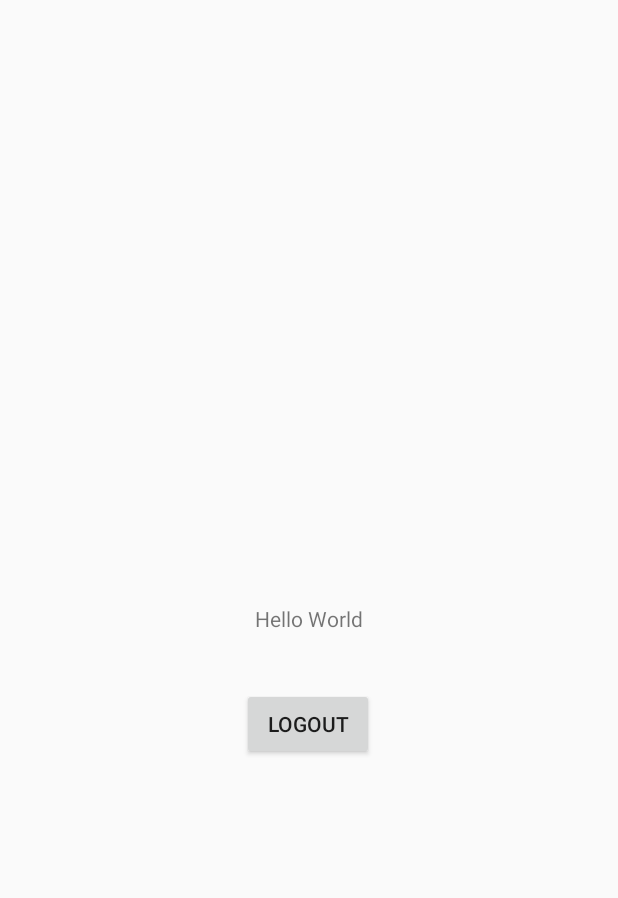
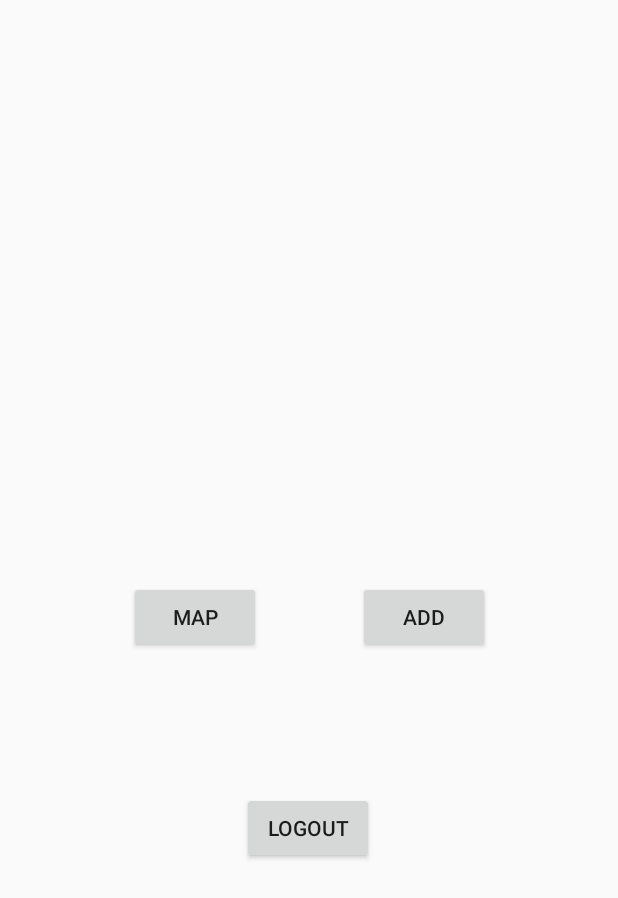
Before and after one commit to aronchung7/NeedToGo, an Android app: the layout activity_main_page.xml on its own in the app's theme, with its tools: preview values and no code run, on a phone screen of 412 x 824 dp. Shown: the top 898 px of the screen. Run offline under Robolectric (Android 15) with nearby library versions, the light colour scheme and no system bars.

Commit message:
User is able to store data of washrooms.

```diff
--- a/app/build.gradle
+++ b/app/build.gradle
@@ -30,9 +30,10 @@ dependencies {
     implementation 'com.android.support:multidex:1.0.3'
     implementation 'androidx.constraintlayout:constraintlayout:2.0.4'
     implementation platform('com.google.firebase:firebase-bom:26.0.0')
-    implementation 'com.google.firebase:firebase-firestore:21.4.0'
+    implementation 'com.google.firebase:firebase-firestore:22.0.0'
     implementation 'com.google.firebase:firebase-analytics:17.2.2'
     implementation 'com.google.firebase:firebase-auth:19.2.0'
+    implementation 'com.google.android.gms:play-services-basement:17.4.0'
     implementation 'com.google.android.gms:play-services-maps:17.0.0'
     implementation 'com.google.android.gms:play-services-location:17.1.0'
     testImplementation 'junit:junit:4.12'
--- a/app/src/main/AndroidManifest.xml
+++ b/app/src/main/AndroidManifest.xml
@@ -1,7 +1,6 @@
 <?xml version="1.0" encoding="utf-8"?>
 <manifest xmlns:android="http://schemas.android.com/apk/res/android"
     package="com.example.needtogo">
-
     <!--
          The ACCESS_COARSE/FINE_LOCATION permissions are not required to use
          Google Maps Android API v2, but you must specify either coarse or fine
@@ -18,7 +17,7 @@
         android:roundIcon="@mipmap/ic_launcher_round"
         android:supportsRtl="true"
         android:theme="@style/AppTheme">
-
+        <activity android:name=".Add"></activity>
         <!--
              The API key for Google Maps-based APIs is defined as a string resource.
              (See the file "res/values/google_maps_api.xml").
@@ -33,7 +32,7 @@
 
         <activity
             android:name=".MapsActivity"
-            android:label="@string/title_activity_maps"></activity>
+            android:label="@string/title_activity_maps" />
         <activity android:name=".MainPage" />
         <activity android:name=".MainActivity">
             <intent-filter>
--- a/app/src/main/res/layout/activity_main_page.xml
+++ b/app/src/main/res/layout/activity_main_page.xml
@@ -6,26 +6,42 @@
     android:layout_height="match_parent"
     tools:context=".MainPage">
 
-    <TextView
-        android:id="@+id/textView"
-        android:layout_width="wrap_content"
-        android:layout_height="wrap_content"
-        android:text="Hello World"
-        app:layout_constraintBottom_toBottomOf="parent"
-        app:layout_constraintEnd_toEndOf="parent"
-        app:layout_constraintStart_toStartOf="parent"
-        app:layout_constraintTop_toTopOf="parent" />
-
     <Button
         android:id="@+id/buttonLogout"
         android:layout_width="wrap_content"
         android:layout_height="wrap_content"
+        android:onClick="logout"
         android:text="Logout"
-        android:onClick="logout"
         app:layout_constraintBottom_toBottomOf="parent"
         app:layout_constraintEnd_toEndOf="parent"
         app:layout_constraintHorizontal_bias="0.498"
         app:layout_constraintStart_toStartOf="parent"
         app:layout_constraintTop_toTopOf="parent"
-        app:layout_constraintVertical_bias="0.591" />
+        app:layout_constraintVertical_bias="0.68" />
+
+    <Button
+        android:id="@+id/button"
+        android:layout_width="wrap_content"
+        android:layout_height="wrap_content"
+        android:onClick="map"
+        android:text="Map"
+        app:layout_constraintBottom_toBottomOf="parent"
+        app:layout_constraintEnd_toEndOf="parent"
+        app:layout_constraintHorizontal_bias="0.266"
+        app:layout_constraintStart_toStartOf="parent"
+        app:layout_constraintTop_toTopOf="parent"
+        app:layout_constraintVertical_bias="0.499" />
+
+    <Button
+        android:id="@+id/button2"
+        android:layout_width="wrap_content"
+        android:layout_height="wrap_content"
+        android:onClick="add"
+        android:text="Add"
+        app:layout_constraintBottom_toBottomOf="parent"
+        app:layout_constraintEnd_toEndOf="parent"
+        app:layout_constraintHorizontal_bias="0.736"
+        app:layout_constraintStart_toStartOf="parent"
+        app:layout_constraintTop_toTopOf="parent"
+        app:layout_constraintVertical_bias="0.499" />
 </androidx.constraintlayout.widget.ConstraintLayout>
--- a/app/src/main/res/values/strings.xml
+++ b/app/src/main/res/values/strings.xml
@@ -1,4 +1,5 @@
 <resources>
     <string name="app_name">NeedToGo</string>
     <string name="title_activity_maps">Map</string>
+    <string name="Add_Title">Register or Update a Washroom</string>
 </resources>
```
Also changed, not shown: app/src/main/java/com/example/needtogo/Add.java (added, +97 -0 lines), app/src/main/java/com/example/needtogo/MainActivity.java (+13 -5 lines), app/src/main/java/com/example/needtogo/MainPage.java (+20 -0 lines), app/src/main/res/layout/activity_add.xml (added, +99 -0 lines).
